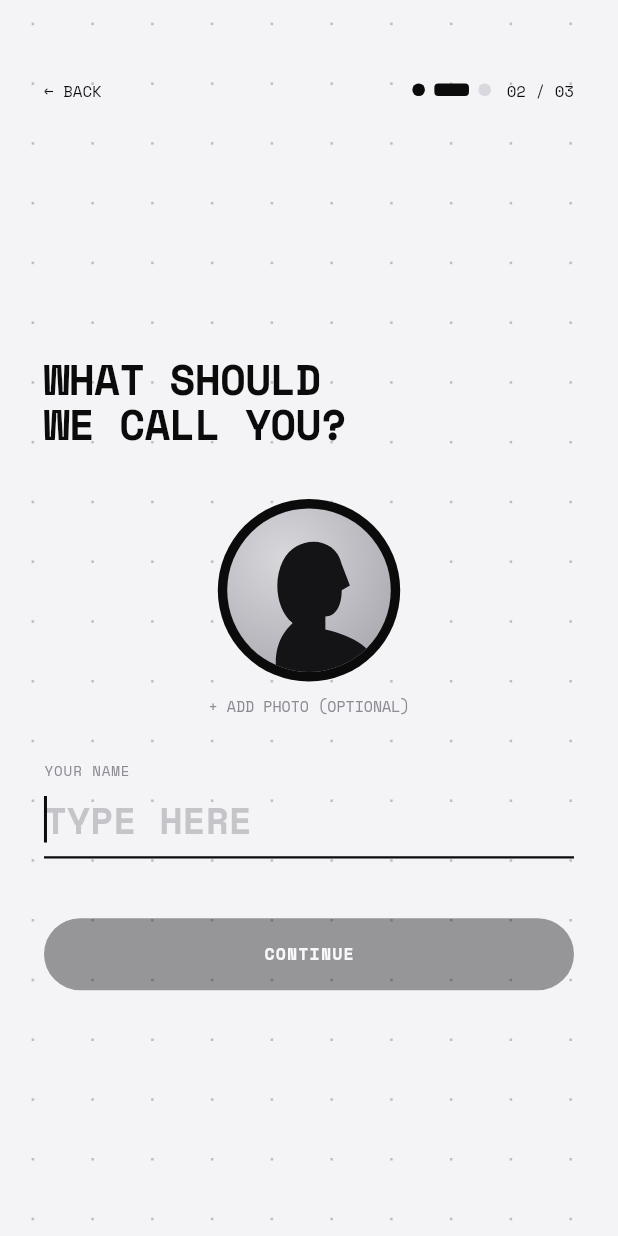
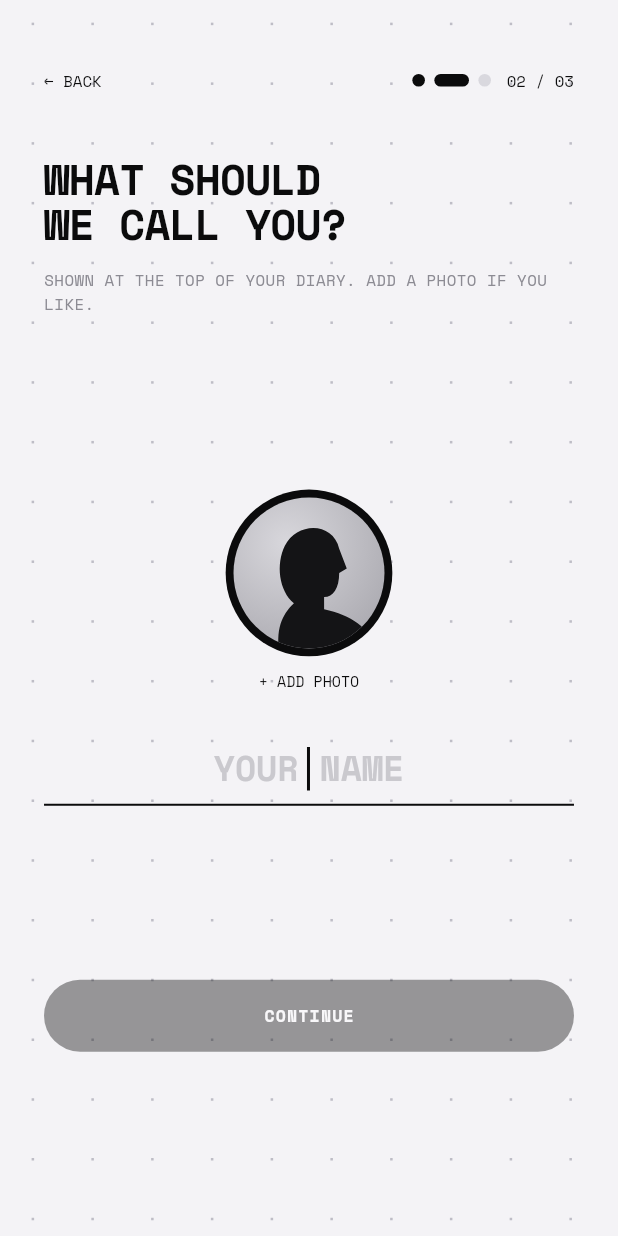
Before and after one commit to Kidyoh/day-diary, a Flutter app: the screen it shows after launch, after a tap on "BEGIN", on a phone screen of 412 x 824 dp. Run offline on Flutter 3.47's test engine with Material 3 defaults, Android fonts, the phone set to English and light mode, and no system bars; our stand-ins replace image_picker, shared_preferences.

Commit message:
Rebuild onboarding on one consistent layout
- Shared template: progress bar, headline, caption, visual and button
  slots sit in the same place on every step
- Welcome demo uses real photos and the press-to-square behaviour
- Last step shows the real pill and a dashed add-circle
- Name is entered and shown in uppercase like the rest of the app
- LATER is a plain text link instead of a grey box

Co-Authored-By: Claude Opus 5.5 <noreply@anthropic.com>
Claude-Session: https://claude.ai/code/session_01UtTD5GrMrZ7YfdjMym9ewd

```diff
--- a/lib/ui/onboarding.dart
+++ b/lib/ui/onboarding.dart
@@ -4,6 +4,7 @@ import 'dart:ui' show lerpDouble;
 
 import 'package:flutter/foundation.dart';
 import 'package:flutter/material.dart';
+import 'package:flutter/services.dart';
 import 'package:image_picker/image_picker.dart';
 
 import '../data/diary_store.dart';
@@ -112,7 +113,8 @@ class _MorphRow extends StatelessWidget {
 /// What the user chose to do at the end of onboarding.
 enum FirstStep { camera, gallery, later }
 
-/// Three steps: welcome → name and photo → log the first moment.
+/// Three steps on one shared layout — progress bar, headline, caption,
+/// visual, then the same button slots — so nothing jumps between steps.
 class OnboardingScreen extends StatefulWidget {
   const OnboardingScreen({super.key, required this.store, required this.onDone});
 
@@ -147,6 +149,8 @@ class _OnboardingScreenState extends State<OnboardingScreen> with TickerProvider
     super.dispose();
   }
 
+  String get _cleanName => _name.text.trim();
+
   void _go(int step) {
     FocusScope.of(context).unfocus();
     setState(() => _step = step);
@@ -170,21 +174,119 @@ class _OnboardingScreenState extends State<OnboardingScreen> with TickerProvider
   }
 
   Future<void> _finish(FirstStep first) async {
+    if (_saving) return;
     setState(() => _saving = true);
-    await widget.store.completeOnboarding(name: _name.text, avatarBytes: _avatar);
+    await widget.store.completeOnboarding(name: _cleanName, avatarBytes: _avatar);
     widget.onDone(first);
   }
+
+  // ------------------------------------------------------------- content
+
+  ({
+    String headline,
+    String caption,
+    Widget visual,
+    String primary,
+    VoidCallback? onPrimary,
+    String? secondary,
+    VoidCallback? onSecondary,
+    String? link,
+    VoidCallback? onLink,
+  })
+  _content(double s) {
+    switch (_step) {
+      case 0:
+        return (
+          headline: 'ONE PHOTO.\nONE MOMENT.\nEVERY TIME\nSTAMPED.',
+          caption: 'YOUR DAY AS A COLUMN OF PHOTOS. EACH ONE KEEPS THE EXACT TIME IT HAPPENED.',
+          visual: _TimelineDemo(scale: s),
+          primary: 'BEGIN',
+          onPrimary: () => _go(1),
+          secondary: null,
+          onSecondary: null,
+          link: null,
+          onLink: null,
+        );
+      case 1:
+        return (
+          headline: 'WHAT SHOULD\nWE CALL YOU?',
+          caption: 'SHOWN AT THE TOP OF YOUR DIARY. ADD A PHOTO IF YOU LIKE.',
+          visual: _nameForm(s),
+          primary: 'CONTINUE',
+          onPrimary: _cleanName.isEmpty ? null : () => _go(2),
+          secondary: null,
+          onSecondary: null,
+          link: null,
+          onLink: null,
+        );
+      default:
+        return (
+          headline: 'LOG YOUR\nFIRST\nMOMENT.',
+          caption: 'SNAP WHAT\'S IN FRONT OF YOU OR PICK A PHOTO. THE TIME IS STAMPED AUTOMATICALLY.',
+          visual: _AddHint(scale: s, name: _cleanName, avatar: _avatar == null ? null : MemoryImage(_avatar!)),
+          primary: 'TAKE A PHOTO',
+          onPrimary: () => _finish(FirstStep.camera),
+          secondary: 'CHOOSE FROM GALLERY',
+          onSecondary: () => _finish(FirstStep.gallery),
+          link: 'LATER',
+          onLink: () => _finish(FirstStep.later),
+        );
+    }
+  }
+
+  Widget _nameForm(double s) {
+    return Column(
+      mainAxisSize: MainAxisSize.min,
+      children: [
+        GestureDetector(
+          onTap: _pickAvatar,
+          child: Column(
+            mainAxisSize: MainAxisSize.min,
+            children: [
+              Container(
+                padding: EdgeInsets.all(5 * s),
+                decoration: const BoxDecoration(color: DD.ink, shape: BoxShape.circle),
+                child: Avatar(size: 96 * s, image: _avatar == null ? null : MemoryImage(_avatar!), dot: false),
+              ),
+              SizedBox(height: 10 * s),
+              Text(_avatar == null ? '+ ADD PHOTO' : 'CHANGE PHOTO', style: DD.mono(9.5 * s, weight: FontWeight.w400)),
+            ],
+          ),
+        ),
+        SizedBox(height: 26 * s),
+        TextField(
+          controller: _name,
+          focusNode: _nameFocus,
+          textAlign: TextAlign.center,
+          textCapitalization: TextCapitalization.characters,
+          inputFormatters: [_UpperCase()],
+          textInputAction: TextInputAction.done,
+          onSubmitted: (_) {
+            if (_cleanName.isNotEmpty) _go(2);
+          },
+          style: DD.mono(22 * s),
+          cursorColor: DD.ink,
+          decoration: InputDecoration(
+            isDense: true,
+            hintText: 'YOUR NAME',
+            hintStyle: DD.mono(22 * s, color: DD.mute.withValues(alpha: 0.4)),
+            contentPadding: EdgeInsets.symmetric(vertical: 10 * s),
+            enabledBorder: const UnderlineInputBorder(borderSide: BorderSide(color: DD.line)),
+            focusedBorder: const UnderlineInputBorder(borderSide: BorderSide(color: DD.ink, width: 1.4)),
+          ),
+        ),
+      ],
+    );
+  }
+
+  // --------------------------------------------------------------- build
 
   @override
   Widget build(BuildContext context) {
     final mq = MediaQuery.of(context);
     final s = mq.size.width / DD.designWidth;
-    final pad = EdgeInsets.fromLTRB(
-      28 * s,
-      math.max(mq.padding.top, 20) + 24 * s,
-      28 * s,
-      math.max(mq.padding.bottom, 16) + 16 * s,
-    );
+    final c = _content(s);
+    final buttonGap = 8 * s;
 
     return Scaffold(
       backgroundColor: DD.bg,
@@ -192,12 +294,35 @@ class _OnboardingScreenState extends State<OnboardingScreen> with TickerProvider
         children: [
           Positioned.fill(child: DotGrid(scale: s)),
           Padding(
-            padding: pad,
+            padding: EdgeInsets.fromLTRB(
+              28 * s,
+              math.max(mq.padding.top, 20) + 18 * s,
+              28 * s,
+              math.max(mq.padding.bottom, 12) + 12 * s,
+            ),
             child: Column(
               crossAxisAlignment: CrossAxisAlignment.stretch,
               children: [
                 _Progress(step: _step, scale: s, onBack: _step > 0 ? () => _go(_step - 1) : null),
-                SizedBox(height: 30 * s),
+                SizedBox(height: 34 * s),
+                // Headline + caption: same place on every step.
+                AnimatedBuilder(
+                  animation: _enter,
+                  builder: (context, _) => ScrambleText(
+                    c.headline,
+                    progress: Curves.easeOut.transform(_enter.value),
+                    style: DD.mono(27 * s, height: 1.05, spacing: -0.5 * s),
+                  ),
+                ),
+                SizedBox(height: 14 * s),
+                AnimatedSwitcher(
+                  duration: const Duration(milliseconds: 300),
+                  child: Text(
+                    c.caption,
+                    key: ValueKey(_step),
+                    style: DD.mono(10 * s, weight: FontWeight.w400, color: DD.mute, height: 1.55, spacing: 0.3),
+                  ),
+                ),
                 Expanded(
                   child: AnimatedSwitcher(
                     duration: const Duration(milliseconds: 420),
@@ -206,11 +331,38 @@ class _OnboardingScreenState extends State<OnboardingScreen> with TickerProvider
                     transitionBuilder: (child, a) => FadeTransition(
                       opacity: a,
                       child: SlideTransition(
-                        position: Tween(begin: const Offset(0.08, 0), end: Offset.zero).animate(a),
+                        position: Tween(begin: const Offset(0.06, 0), end: Offset.zero).animate(a),
                         child: child,
                       ),
                     ),
-                    child: KeyedSubtree(key: ValueKey(_step), child: _body(s)),
+                    child: KeyedSubtree(
+                      key: ValueKey(_step),
+                      child: Center(child: SingleChildScrollView(child: c.visual)),
+                    ),
+                  ),
+                ),
+                // Button slots: identical positions on every step.
+                PillButton(c.primary, onTap: _saving ? null : c.onPrimary, busy: _saving && _step == 2),
+                SizedBox(height: buttonGap),
+                SizedBox(
+                  height: 48,
+                  child: c.secondary == null
+                      ? null
+                      : PillButton(c.secondary!, dark: false, onTap: _saving ? null : c.onSecondary),
+                ),
+                SizedBox(
+                  height: 40 * s,
+                  child: c.link == null
+                      ? null
+                      : Center(
+                          child: GestureDetector(
+                            behavior: HitTestBehavior.opaque,
+                            onTap: _saving ? null : c.onLink,
+                            child: Padding(
+                              padding: EdgeInsets.symmetric(horizontal: 20 * s, vertical: 10 * s),
+                              child: Text(c.link!, style: DD.mono(10 * s, weight: FontWeight.w400, spacing: 0.6)),
+                            ),
+                          ),
                         ),
                 ),
               ],
@@ -220,119 +372,12 @@ class _OnboardingScreenState extends State<OnboardingScreen> with TickerProvider
       ),
     );
   }
+}
 
-  Widget _headline(String text, double s) => AnimatedBuilder(
-    animation: _enter,
-    builder: (context, _) => ScrambleText(
-      text,
-      progress: Curves.easeOut.transform(_enter.value),
-      style: DD.mono(27 * s, height: 1.05, spacing: -0.5 * s),
-    ),
-  );
-
-  Widget _caption(String text, double s) => Text(
-    text,
-    style: DD.mono(10.5 * s, weight: FontWeight.w400, color: DD.mute, height: 1.55, spacing: 0.3),
-  );
-
-  Widget _body(double s) {
-    switch (_step) {
-      case 0:
-        return Column(
-          crossAxisAlignment: CrossAxisAlignment.stretch,
-          children: [
-            _headline('ONE PHOTO.\nONE MOMENT.\nEVERY TIME\nSTAMPED.', s),
-            SizedBox(height: 16 * s),
-            _caption('DAY DIARY KEEPS YOUR DAY AS A COLUMN OF PHOTOS, EACH WITH THE EXACT TIME IT HAPPENED.', s),
-            Expanded(
-              child: Center(child: _TimelineDemo(scale: s)),
-            ),
-            PillButton('BEGIN', onTap: () => _go(1)),
-          ],
-        );
-      case 1:
-        final ready = _name.text.trim().isNotEmpty;
-        return SingleChildScrollView(
-          child: Column(
-            crossAxisAlignment: CrossAxisAlignment.stretch,
-            children: [
-              _headline('WHAT SHOULD\nWE CALL YOU?', s),
-              SizedBox(height: 34 * s),
-              Center(
-                child: GestureDetector(
-                  onTap: _pickAvatar,
-                  child: Column(
-                    children: [
-                      Container(
-                        padding: EdgeInsets.all(6 * s),
-                        decoration: const BoxDecoration(color: DD.ink, shape: BoxShape.circle),
-                        child: Avatar(size: 104 * s, image: _avatar == null ? null : MemoryImage(_avatar!), dot: false),
-                      ),
-                      SizedBox(height: 10 * s),
-                      Text(
-                        _avatar == null ? '+ ADD PHOTO (OPTIONAL)' : 'CHANGE PHOTO',
-                        style: DD.mono(9.5 * s, weight: FontWeight.w400, color: DD.mute),
-                      ),
-                    ],
-                  ),
-                ),
-              ),
-              SizedBox(height: 30 * s),
-              Text(
-                'YOUR NAME',
-                style: DD.mono(9 * s, weight: FontWeight.w400, color: DD.mute, spacing: 0.6),
-              ),
-              TextField(
-                controller: _name,
-                focusNode: _nameFocus,
-                textCapitalization: TextCapitalization.words,
-                textInputAction: TextInputAction.done,
-                onSubmitted: (_) {
-                  if (_name.text.trim().isNotEmpty) _go(2);
-                },
-                style: DD.mono(24 * s),
-                cursorColor: DD.ink,
-                decoration: InputDecoration(
-                  isDense: true,
-                  hintText: 'TYPE HERE',
-                  hintStyle: DD.mono(24 * s, color: DD.mute.withValues(alpha: 0.45)),
-                  contentPadding: EdgeInsets.symmetric(vertical: 10 * s),
-                  enabledBorder: const UnderlineInputBorder(borderSide: BorderSide(color: DD.line)),
-                  focusedBorder: const UnderlineInputBorder(borderSide: BorderSide(color: DD.ink, width: 1.4)),
-                ),
-              ),
-              SizedBox(height: 10 * s),
-              if (ready) _caption('YOU\'LL SEE "${pillGreeting(_name.text)}" AT THE TOP OF YOUR DIARY.', s),
-              SizedBox(height: 28 * s),
-              PillButton('CONTINUE', onTap: ready ? () => _go(2) : null),
-            ],
-          ),
-        );
-      default:
-        return Column(
-          crossAxisAlignment: CrossAxisAlignment.stretch,
-          children: [
-            _headline('LOG YOUR\nFIRST\nMOMENT.', s),
-            SizedBox(height: 16 * s),
-            _caption('SNAP WHAT\'S IN FRONT OF YOU OR PICK A PHOTO. THE TIME IS STAMPED AUTOMATICALLY.', s),
-            SizedBox(height: 22 * s),
-            _HowToAdd(scale: s),
-            const Spacer(),
-            PillButton('TAKE A PHOTO', busy: _saving, onTap: () => _finish(FirstStep.camera)),
-            SizedBox(height: 8 * s),
-            PillButton('CHOOSE FROM GALLERY', dark: false, onTap: _saving ? null : () => _finish(FirstStep.gallery)),
-            SizedBox(height: 4 * s),
-            TextButton(
-              onPressed: _saving ? null : () => _finish(FirstStep.later),
-              child: Text(
-                'LATER',
-                style: DD.mono(10.5 * s, weight: FontWeight.w400, color: DD.mute),
-              ),
-            ),
-          ],
-        );
-    }
-  }
+class _UpperCase extends TextInputFormatter {
+  @override
+  TextEditingValue formatEditUpdate(TextEditingValue oldValue, TextEditingValue newValue) =>
+      newValue.copyWith(text: newValue.text.toUpperCase());
 }
 
 class _Progress extends StatelessWidget {
@@ -348,12 +393,15 @@ class _Progress extends StatelessWidget {
       height: 28 * s,
       child: Row(
         children: [
-          AnimatedOpacity(
+          IgnorePointer(
+            ignoring: onBack == null,
+            child: AnimatedOpacity(
               duration: const Duration(milliseconds: 200),
               opacity: onBack == null ? 0 : 1,
               child: GestureDetector(
                 onTap: onBack,
                 child: Text('← BACK', style: DD.mono(10 * s, weight: FontWeight.w400)),
+              ),
             ),
           ),
           const Spacer(),
@@ -366,7 +414,7 @@ class _Progress extends StatelessWidget {
               height: 8 * s,
               decoration: BoxDecoration(
                 color: i <= step ? DD.ink : DD.line,
-                borderRadius: BorderRadius.circular(i == step ? 2.5 * s : 4 * s),
+                borderRadius: BorderRadius.circular(4 * s),
               ),
             ),
           SizedBox(width: 10 * s),
@@ -377,8 +425,10 @@ class _Progress extends StatelessWidget {
   }
 }
 
-/// A looping miniature of the timeline: a column of circles where the focus
-/// walks down, each one swelling into a rounded square in turn.
+/// A miniature of the real timeline with the sample photos: a column of
+/// circles where a "finger" presses each in turn and it swells into the
+/// rounded square, with the date and dot-matrix time on the left — exactly
+/// what the app does.
 class _TimelineDemo extends StatefulWidget {
   const _TimelineDemo({required this.scale});
   final double scale;
@@ -388,9 +438,9 @@ class _TimelineDemo extends StatefulWidget {
 }
 
 class _TimelineDemoState extends State<_TimelineDemo> with SingleTickerProviderStateMixin {
-  late final _c = AnimationController(vsync: this, duration: const Duration(milliseconds: 4800))..repeat();
-
-  static const _tones = [Color(0xFF2A2A2D), Color(0xFF8F8D93), Color(0xFF4B4A4F), Color(0xFFBDBBC1)];
+  static const _photos = ['coffee', 'gear', 'summit', 'golden'];
+  static const _times = [(7, 40), (9, 10), (14, 20), (19, 40)];
+  late final _c = AnimationController(vsync: this, duration: const Duration(milliseconds: 6400))..repeat();
 
   @override
   void dispose() {
@@ -401,50 +451,61 @@ class _TimelineDemoState extends State<_TimelineDemo> with SingleTickerProviderS
   @override
   Widget build(BuildContext context) {
     final s = widget.scale;
-    const n = 4;
-    final d = 52 * s, big = 76 * s, gap = 62 * s;
+    final n = _photos.length;
+    final d = 62 * s, big = 90 * s, gap = 74 * s;
+    final width = 250 * s;
     return SizedBox(
-      width: 200 * s,
+      width: width,
       height: gap * (n - 1) + big,
       child: AnimatedBuilder(
         animation: _c,
         builder: (context, _) {
-          // Focus glides 0 → 3 and back, like scrolling down and up.
-          final f = (1 - math.cos(_c.value * math.pi * 2)) / 2 * (n - 1);
-          final children = <({double m, Widget w})>[];
+          // Each photo gets an equal slot: swell in, hold, relax.
+          final slot = _c.value * n;
+          final active = slot.floor() % n;
+          final local = slot - slot.floor();
+          final press = local < 0.3
+              ? Curves.easeOutCubic.transform(local / 0.3)
+              : local < 0.7
+              ? 1.0
+              : 1 - Curves.easeInCubic.transform((local - 0.7) / 0.3);
+          final items = <({double m, Widget w})>[];
           for (var i = 0; i < n; i++) {
-            final near = (1 - (i - f).abs() * 1.4).clamp(0.0, 1.0);
-            final m = near * near * (3 - 2 * near);
+            final m = i == active ? press : 0.0;
             final size = lerpDouble(d, big, m)!;
-            final cx = 100 * s + math.sin(i * 1.3 + 0.4) * 8 * s;
+            final cx = width * 0.62 + math.sin(i * 1.3 + 0.4) * 7 * s - m * 4 * s;
             final cy = big / 2 + i * gap;
-            children.add((
+            items.add((
               m: m,
               w: Positioned(
                 left: cx - size / 2,
                 top: cy - size / 2,
                 width: size,
                 height: size,
-                child: Container(
-                  decoration: BoxDecoration(
-                    color: _tones[i],
+                child: ClipRRect(
                   borderRadius: BorderRadius.circular(lerpDouble(size / 2, size * 0.24, m)!),
+                  child: Image.asset(
+                    'assets/samples/${_photos[i]}.jpg',
+                    fit: BoxFit.cover,
+                    cacheWidth: (big * MediaQuery.devicePixelRatioOf(context)).round(),
                   ),
                 ),
               ),
             ));
           }
-          children.sort((a, b) => a.m.compareTo(b.m));
-          // Clock label for the focused one.
-          final hour = 8 + (f.round() * 3);
+          items.sort((a, b) => a.m.compareTo(b.m));
+          final (h, m) = _times[active];
           return Stack(
             clipBehavior: Clip.none,
             children: [
-              for (final c in children) c.w,
+              for (final it in items) it.w,
               Positioned(
                 left: 0,
-                top: big / 2 + f * gap - 8 * s,
-                child: DotMatrixText(clock(DateTime(2026, 1, 1, hour)), pitch: 2.4 * s),
+                top: big / 2 + active * gap - 10 * s,
+                child: Opacity(
+                  opacity: press,
+                  child: DotMatrixText(clock(DateTime(2026, 1, 1, h, m)), pitch: 2.6 * s, maxWidth: 74 * s),
+                ),
               ),
             ],
           );
@@ -454,34 +515,123 @@ class _TimelineDemoState extends State<_TimelineDemo> with SingleTickerProviderS
   }
 }
 
-/// Shows where the + lives so adding later is obvious.
-class _HowToAdd extends StatelessWidget {
-  const _HowToAdd({required this.scale});
+/// The real top-right pill and a dashed add-circle, so the user knows
+/// exactly where adding lives.
+class _AddHint extends StatefulWidget {
+  const _AddHint({required this.scale, required this.name, this.avatar});
   final double scale;
+  final String name;
+  final ImageProvider? avatar;
+
+  @override
+  State<_AddHint> createState() => _AddHintState();
+}
+
+class _AddHintState extends State<_AddHint> with SingleTickerProviderStateMixin {
+  late final _pulse = AnimationController(vsync: this, duration: const Duration(milliseconds: 1600))..repeat();
+
+  @override
+  void dispose() {
+    _pulse.dispose();
+    super.dispose();
+  }
 
   @override
   Widget build(BuildContext context) {
-    final s = scale;
-    return Container(
-      padding: EdgeInsets.all(14 * s),
-      decoration: BoxDecoration(color: Colors.white, borderRadius: BorderRadius.circular(18 * s)),
-      child: Row(
+    final s = widget.scale;
+    final label = DD.mono(9 * s, weight: FontWeight.w400, height: 1.45);
+    return Row(
+      mainAxisAlignment: MainAxisAlignment.center,
+      crossAxisAlignment: CrossAxisAlignment.end,
       children: [
-          Container(
-            width: 40 * s,
-            height: 40 * s,
-            decoration: const BoxDecoration(color: DD.ink, shape: BoxShape.circle),
-            child: Icon(Icons.add_rounded, color: Colors.white, size: 22 * s),
+        Column(
+          mainAxisSize: MainAxisSize.min,
+          children: [
+            SizedBox(
+              width: 76 * s,
+              height: 76 * s,
+              child: CustomPaint(
+                painter: _DashedCircle(s),
+                child: Center(
+                  child: Text('+', style: DD.mono(24 * s, weight: FontWeight.w400)),
                 ),
-          SizedBox(width: 14 * s),
-          Expanded(
-            child: Text(
-              'TAP + (TOP RIGHT) ANYTIME TO ADD A NEW MOMENT. TAP A PHOTO TO OPEN IT, HOLD IT TO EDIT.',
-              style: DD.mono(9 * s, weight: FontWeight.w400, height: 1.5),
+              ),
+            ),
+            SizedBox(height: 12 * s),
+            Text('TAP A DASHED\nCIRCLE', textAlign: TextAlign.center, style: label),
+          ],
+        ),
+        SizedBox(width: 26 * s),
+        Text('OR', style: label.copyWith(color: DD.mute)),
+        SizedBox(width: 26 * s),
+        Column(
+          mainAxisSize: MainAxisSize.min,
+          children: [
+            AnimatedBuilder(
+              animation: _pulse,
+              builder: (context, child) {
+                final t = _pulse.value;
+                return Stack(
+                  clipBehavior: Clip.none,
+                  alignment: Alignment.bottomCenter,
+                  children: [
+                    child!,
+                    // Ring pulsing around the + button.
+                    Positioned(
+                      bottom: 8 * s - 10 * s * t,
+                      child: IgnorePointer(
+                        child: Container(
+                          width: 44 * s + 20 * s * t,
+                          height: 44 * s + 20 * s * t,
+                          decoration: BoxDecoration(
+                            shape: BoxShape.circle,
+                            border: Border.all(
+                              color: DD.ink.withValues(alpha: (1 - t) * 0.6),
+                              width: 1.5 * s,
+                            ),
+                          ),
+                        ),
                       ),
                     ),
                   ],
+                );
+              },
+              child: UserPill(
+                scale: s,
+                intro: 1,
+                name: widget.name,
+                avatar: widget.avatar,
+                onAvatar: () {},
+                onAdd: () {},
               ),
+            ),
+            SizedBox(height: 12 * s),
+            Text('TAP + AT THE\nTOP RIGHT', textAlign: TextAlign.center, style: label),
+          ],
+        ),
+      ],
     );
   }
 }
+
+class _DashedCircle extends CustomPainter {
+  _DashedCircle(this.s);
+  final double s;
+
+  @override
+  void paint(Canvas canvas, Size size) {
+    final paint = Paint()
+      ..color = DD.ink
+      ..style = PaintingStyle.stroke
+      ..strokeWidth = 1.2 * s;
+    final path = Path()..addOval((Offset.zero & size).deflate(0.6 * s));
+    for (final m in path.computeMetrics()) {
+      for (var d = 0.0; d < m.length; d += 9 * s) {
+        canvas.drawPath(m.extractPath(d, d + 4.5 * s), paint);
+      }
+    }
+  }
+
+  @override
+  bool shouldRepaint(_DashedCircle old) => old.s != s;
+}
--- a/pubspec.yaml
+++ b/pubspec.yaml
@@ -1,7 +1,7 @@
 name: day_diary
 description: "Day Diary — a motion-first photo diary with timestamps."
 publish_to: 'none'
-version: 0.3.0+3
+version: 0.3.1+4
 
 environment:
   sdk: ^3.13.5
```
Lines whose indentation alone changed are shown as unchanged.
